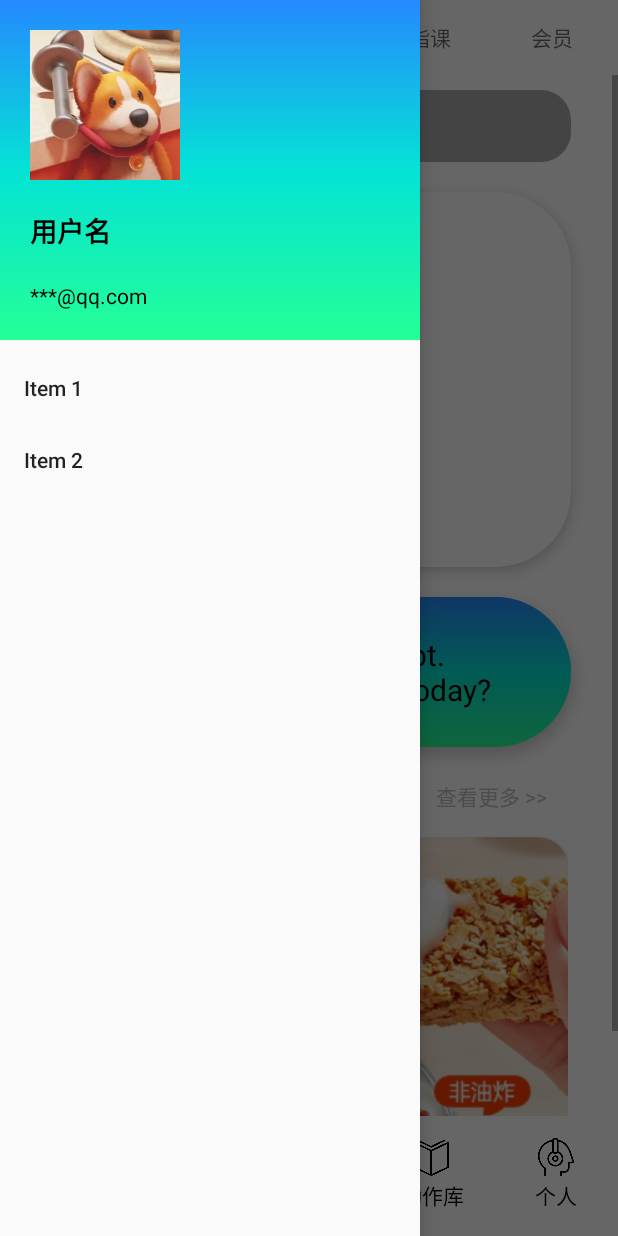
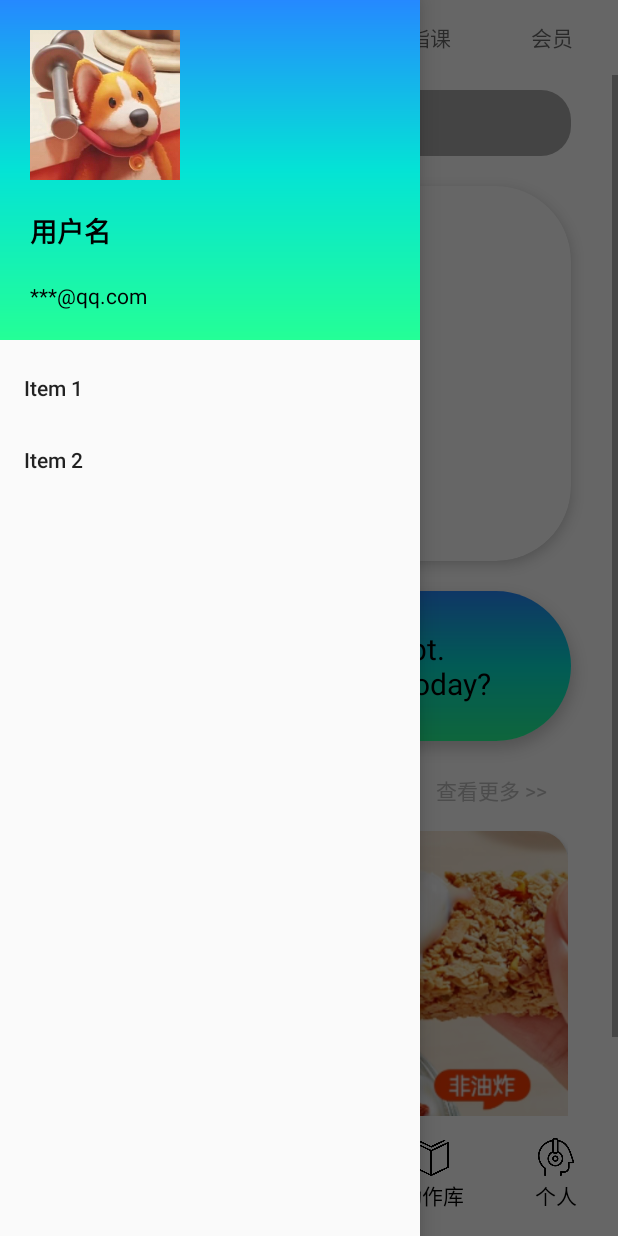
Before and after one commit to minecraft-zzz/flash, an Android app: the screen it shows after launch (MainActivity), with the side drawer open, on a phone screen of 412 x 824 dp. Run offline under Robolectric (Android 15) with nearby library versions, the phone set to English and light mode, and no system bars.

Commit message:
修改开场界面

```diff
--- a/app/src/main/java/com/google/mlkit/vision/demo/java/Fragment1.java
+++ b/app/src/main/java/com/google/mlkit/vision/demo/java/Fragment1.java
@@ -149,15 +149,27 @@ public class Fragment1 extends Fragment {
 
 
         videoView = view.findViewById(R.id.video_view);
+        TextView adviceView = view.findViewById(R.id.advice);
 
         File poseResultFolder = new File(requireContext().getFilesDir(), "pose_result_video");
         File recordedVideoFile = new File(poseResultFolder, "recorded_video.mp4");
+
+
+        File file = new File(requireContext().getFilesDir(), "/pose_result/advice.txt");
+
+        if (file.exists()){
+            adviceView.setText("您最近的矫正记录如下");
+        }
+        else{
+            adviceView.setText("您最近无矫正记录");
+        }
 
         // 检查文件是否存在
         if (recordedVideoFile.exists()) {
             // 文件存在，使用文件路径
             Uri uri = Uri.parse(recordedVideoFile.getAbsolutePath());
             videoView.setVideoURI(uri);
+
         } else {
             // 文件不存在，使用raw资源
             Uri uri = Uri.parse("android.resource://" + requireContext().getPackageName() + "/" + R.raw.a1);
@@ -165,6 +177,17 @@ public class Fragment1 extends Fragment {
         }
 
         videoView.start();
+
+
+        videoView.setOnClickListener(new View.OnClickListener() {
+            @Override
+            public void onClick(View v) {
+                // 创建一个 Intent 对象，用于跳转到另一个 Activity
+                Intent intent = new Intent(getActivity(), ResultActivity.class);
+                // 启动 Intent
+                startActivity(intent);
+            }
+        });
 
         originalText = chatTextView.getText().toString();
         chatTextView.setText("");
--- a/app/src/main/res/layout/fragment_1.xml
+++ b/app/src/main/res/layout/fragment_1.xml
@@ -15,15 +15,31 @@
             android:layout_width="match_parent"
             android:layout_height="match_parent">
 
-            <androidx.appcompat.widget.SearchView
-                android:queryHint="搜索"
-                android:iconifiedByDefault="false"
-                android:id="@+id/mSearchView"
+
+            <!-- 替换为TextView -->
+            <TextView
+                android:id="@+id/advice"
                 android:layout_width="350dp"
                 android:layout_gravity="center"
-                android:layout_marginTop="10dp"
+                android:layout_height="wrap_content"
+                android:gravity="center"
+                android:ellipsize="end"
+                android:text="这是一个TextView，当文字超过最大行数时系统会自动换行显示。"
+                android:padding="10dp"
+                android:textColor="@android:color/black"
+                android:textSize="16sp"
                 android:background="@drawable/rounded_edittext_bg"
-                android:layout_height="wrap_content" />
+                android:layout_marginTop="10dp"/>
+
+<!--            <androidx.appcompat.widget.SearchView-->
+<!--                android:queryHint="搜索"-->
+<!--                android:iconifiedByDefault="false"-->
+<!--                android:id="@+id/mSearchView"-->
+<!--                android:layout_width="350dp"-->
+<!--                android:layout_gravity="center"-->
+<!--                android:layout_marginTop="10dp"-->
+<!--                android:background="@drawable/rounded_edittext_bg"-->
+<!--                android:layout_height="wrap_content" />-->
 
             <androidx.cardview.widget.CardView
                 android:id="@+id/imgCard"
@@ -44,7 +60,7 @@
                 <VideoView
                     android:id="@+id/video_view"
                     android:layout_width="match_parent"
-                    android:layout_height="match_parent"
+                    android:layout_height="200dp"
                     app:layout_constraintTop_toBottomOf="@id/text_view"
                     app:layout_constraintStart_toStartOf="parent"
                     app:layout_constraintEnd_toEndOf="parent"/>
```
